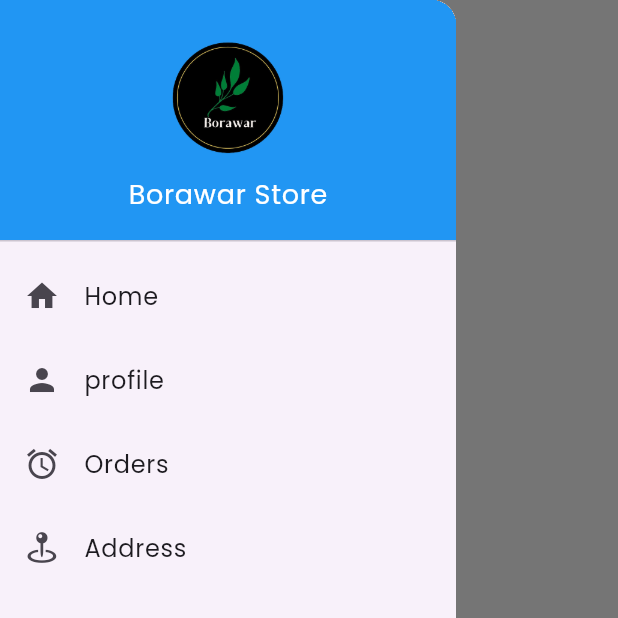
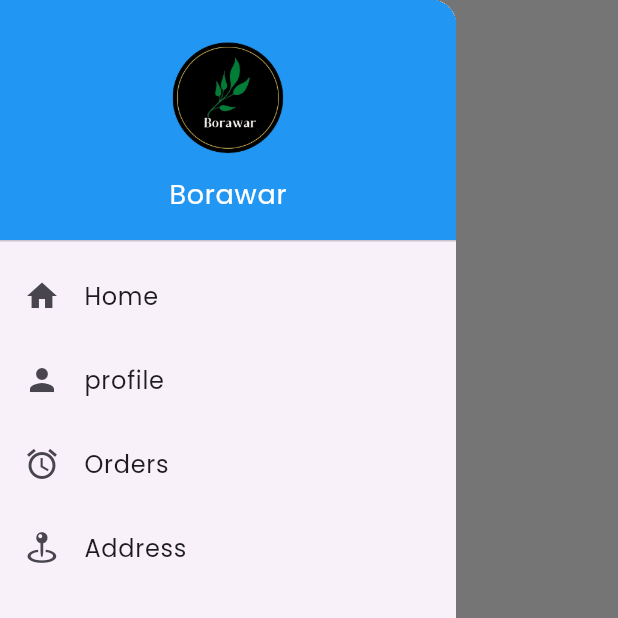
Before and after one commit to Brogrammer207/myproject, a Flutter app: the screen it shows after launch, after a tap on the "menu" icon, on a phone screen of 412 x 824 dp, the top half of it. Run offline on Flutter 3.47's test engine with Material 2 defaults, Android fonts, the phone set to English and light mode, and no system bars; drawn by our look-alikes of carousel_slider, flutter_animate; our stand-ins replace awesome_bottom_bar, cached_network_image, cloud_firestore, firebase_auth, firebase_core, firebase_storage and 7 more; missing offline and left inert: upi_india; accounts and stored records are empty.

Commit message:
By manish - 01-09-20223

```diff
--- a/lib/admin/addproduct.dart
+++ b/lib/admin/addproduct.dart
@@ -203,9 +203,9 @@ class _AddProductAdminState extends State<AddProductAdmin> {
                       ),
                       buildTextField(
                           hintetxt: 'Enter Product Price',
-                          icon: const Icon(
-                            Icons.monetization_on_outlined,
-                            color: Colors.blue,
+                          icon: const Padding(
+                            padding: EdgeInsets.only(left: 20,top: 5),
+                            child: Text('₹',style: TextStyle(fontSize: 25),),
                           ),
                           controller: price,
                           keyboardType: TextInputType.number,
--- a/lib/bottom_navigation_bar_screen.dart
+++ b/lib/bottom_navigation_bar_screen.dart
@@ -40,8 +40,8 @@ class BottomNavigationScreen extends StatefulWidget {
 class _BottomNavigationScreenState extends State<BottomNavigationScreen> {
   final GlobalKey<ScaffoldState> _scaffoldKey = GlobalKey<ScaffoldState>();
   final FirebaseFireStoreService fireStoreService = FirebaseFireStoreService();
-  Color color2 = const Color(0XFF96B1FD);
-  Color bgColor = const Color(0XFF1752FE);
+  Color color2 = Colors.white;
+  Color bgColor = Colors.red;
 
   int selectedIndex = 0;
 
--- a/lib/screens/home_screens/drawer_screen.dart
+++ b/lib/screens/home_screens/drawer_screen.dart
@@ -39,7 +39,7 @@ class _DrawerScreenState extends State<DrawerScreen> {
                   height: 100,
                 ),
                 const Text(
-                  'Borawar Store',
+                  'Borawar',
                   style: TextStyle(
                     color: Colors.white,
                     fontSize: 18,
--- a/lib/screens/home_screens/homepage.dart
+++ b/lib/screens/home_screens/homepage.dart
@@ -87,7 +87,7 @@ class _HomePageState extends State<HomePageScreen> {
                                 imageUrl: banner[index].imageUrl,
                                 errorWidget: (_, __, ___) => const SizedBox(),
                                 placeholder: (_, __) => const SizedBox(),
-                                fit: BoxFit.cover,
+                                fit: BoxFit.fill,
                               ),
                             ))),
                   ),
@@ -113,74 +113,74 @@ class _HomePageState extends State<HomePageScreen> {
           const SizedBox(
             height: 20,
           ),
-          SizedBox(
-            height: 100,
-            child: StreamBuilder<QuerySnapshot<Map<String, dynamic>>>(
-              stream: firestore.collection('categories').snapshots(),
-              builder: (context, snapshot) {
-                if (snapshot.connectionState == ConnectionState.waiting) {
-                  return const Center(
-                    child: CircularProgressIndicator(),
-                  );
-                }
-
-                if (snapshot.hasError) {
-                  return const Center(
-                    child: Text('Error fetching products'),
-                  );
-                }
-
-                List<Category> category = snapshot.data!.docs.map((doc) {
-                  return Category.fromMap(doc.id, doc.data());
-                }).toList();
-                return ListView.builder(
-                    scrollDirection: Axis.horizontal,
-                    shrinkWrap: true,
-                    // padEnds: false,
-                    // controller: PageController(viewportFraction: .2),
-                    itemCount: category.length,
-                    itemBuilder: (context, index) {
-                      return GestureDetector(
-                        onTap: () {
-                          Get.to(() => CategoryScreen(
-                                keyId: category[index].name,
-                              ));
-                        },
-                        child: Container(
-                          decoration: BoxDecoration(
-                              borderRadius: BorderRadius.circular(12),
-                              border: Border.all(color: Colors.transparent, width: 2)),
-                          margin: const EdgeInsets.symmetric(horizontal: 10),
-                          padding: const EdgeInsets.symmetric(horizontal: 6),
-                          constraints: BoxConstraints(maxWidth: context.getSize.width * .16),
-                          child: Column(
-                            mainAxisAlignment: MainAxisAlignment.center,
-                            children: [
-                              CircleAvatar(
-                                radius: 30, // Image radius
-                                backgroundImage: NetworkImage(category[index].imageUrl),
-                              ),
-                              const SizedBox(
-                                height: 7,
-                              ),
-                              Center(
-                                child: Text(
-                                  category[index].name.capitalize!,
-                                  overflow: TextOverflow.ellipsis,
-                                  maxLines: 1,
-                                ),
-                              ),
-                            ],
-                          ),
-                        ),
-                      );
-                    });
-              },
-            ),
-          ),
-          const SizedBox(
-            height: 10,
-          ),
+          // SizedBox(
+          //   height: 100,
+          //   child: StreamBuilder<QuerySnapshot<Map<String, dynamic>>>(
+          //     stream: firestore.collection('categories').snapshots(),
+          //     builder: (context, snapshot) {
+          //       if (snapshot.connectionState == ConnectionState.waiting) {
+          //         return const Center(
+          //           child: CircularProgressIndicator(),
+          //         );
+          //       }
+          //
+          //       if (snapshot.hasError) {
+          //         return const Center(
+          //           child: Text('Error fetching products'),
+          //         );
+          //       }
+          //
+          //       List<Category> category = snapshot.data!.docs.map((doc) {
+          //         return Category.fromMap(doc.id, doc.data());
+          //       }).toList();
+          //       return ListView.builder(
+          //           scrollDirection: Axis.horizontal,
+          //           shrinkWrap: true,
+          //           // padEnds: false,
+          //           // controller: PageController(viewportFraction: .2),
+          //           itemCount: category.length,
+          //           itemBuilder: (context, index) {
+          //             return GestureDetector(
+          //               onTap: () {
+          //                 Get.to(() => CategoryScreen(
+          //                       keyId: category[index].name,
+          //                     ));
+          //               },
+          //               child: Container(
+          //                 decoration: BoxDecoration(
+          //                     borderRadius: BorderRadius.circular(12),
+          //                     border: Border.all(color: Colors.transparent, width: 2)),
+          //                 margin: const EdgeInsets.symmetric(horizontal: 10),
+          //                 padding: const EdgeInsets.symmetric(horizontal: 6),
+          //                 constraints: BoxConstraints(maxWidth: context.getSize.width * .16),
+          //                 child: Column(
+          //                   mainAxisAlignment: MainAxisAlignment.center,
+          //                   children: [
+          //                     CircleAvatar(
+          //                       radius: 30, // Image radius
+          //                       backgroundImage: NetworkImage(category[index].imageUrl),
+          //                     ),
+          //                     const SizedBox(
+          //                       height: 7,
+          //                     ),
+          //                     Center(
+          //                       child: Text(
+          //                         category[index].name.capitalize!,
+          //                         overflow: TextOverflow.ellipsis,
+          //                         maxLines: 1,
+          //                       ),
+          //                     ),
+          //                   ],
+          //                 ),
+          //               ),
+          //             );
+          //           });
+          //     },
+          //   ),
+          // ),
+          // const SizedBox(
+          //   height: 10,
+          // ),
           StreamBuilder<QuerySnapshot<Map<String, dynamic>>>(
             stream: firestore.collection('products').snapshots(),
             builder: (context, snapshot) {
@@ -242,8 +242,6 @@ class _HomePageState extends State<HomePageScreen> {
                                   padding: const EdgeInsets.all(5.0),
                                   child: Image.network(
                                     products[index].imageUrl,
-                                    width: 100,
-                                    height: 100,
                                     fit: BoxFit.fill,
                                   ),
                                 ),
--- a/lib/screens/product/productDetailsScreen.dart
+++ b/lib/screens/product/productDetailsScreen.dart
@@ -66,7 +66,7 @@ class _ProductDetailsScreenState extends State<ProductDetailsScreen> {
                           children: [
                             Expanded(
                               child: Text(
-                                'Price: \$${product.price.toStringAsFixed(2)}',
+                                'Price: \₹ ${product.price.toStringAsFixed(2)}',
                                 style: const TextStyle(fontSize: 16),
                               ),
                             ),
--- a/lib/splash.dart
+++ b/lib/splash.dart
@@ -56,38 +56,38 @@ class _SplashScreenState extends State<SplashScreen> {
           Center(
             child: Image.asset(
               'assets/images/borawarlogo.png',
-              width: 240,
+              width: 300,
             ),
           ),
           const SizedBox(
             height: 18,
           ),
-          const Center(
-            child: Text(
-              "Let's get started",
-              style: TextStyle(
-                fontSize: 26,
-                fontWeight: FontWeight.bold,
-              ),
-            ),
-          ),
-          const SizedBox(
-            height: 10,
-          ),
-          const Center(
-            child: Text(
-              "Never a better time than now to start.",
-              style: TextStyle(
-                fontSize: 20,
-                fontWeight: FontWeight.bold,
-                color: Colors.black38,
-              ),
-              textAlign: TextAlign.center,
-            ),
-          ),
-          const SizedBox(
-            height: 38,
-          ),
+          // const Center(
+          //   child: Text(
+          //     "Let's get started",
+          //     style: TextStyle(
+          //       fontSize: 26,
+          //       fontWeight: FontWeight.bold,
+          //     ),
+          //   ),
+          // ),
+          // const SizedBox(
+          //   height: 10,
+          // ),
+          // const Center(
+          //   child: Text(
+          //     "Never a better time than now to start.",
+          //     style: TextStyle(
+          //       fontSize: 20,
+          //       fontWeight: FontWeight.bold,
+          //       color: Colors.black38,
+          //     ),
+          //     textAlign: TextAlign.center,
+          //   ),
+          // ),
+          // const SizedBox(
+          //   height: 38,
+          // ),
         ],
       ),
     );
--- a/pubspec.yaml
+++ b/pubspec.yaml
@@ -16,7 +16,7 @@ publish_to: 'none' # Remove this line if you wish to publish to pub.dev
 # https://developer.apple.com/library/archive/documentation/General/Reference/InfoPlistKeyReference/Articles/CoreFoundationKeys.html
 # In Windows, build-name is used as the major, minor, and patch parts
 # of the product and file versions while build-number is used as the build suffix.
-version: 1.0.1+3
+version: 1.0.2+4
 
 environment:
   sdk: '>=3.0.6 <4.0.0'
```
Also changed, not shown: pubspec.lock, 1 other file.
